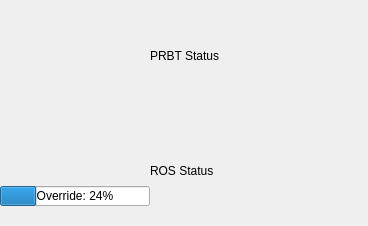
The window that pilz_status_indicator_rqt/resource/PilzStatusIndicatorRqt.ui (PilzDE/pilz_robots) describes before a commit, drawn with Qt 5.
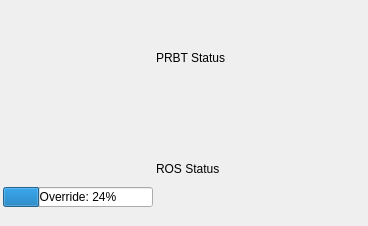
The same window after the commit.

Commit message: consistent spacing

The edit to the form file:
```diff
--- a/pilz_status_indicator_rqt/resource/PilzStatusIndicatorRqt.ui
+++ b/pilz_status_indicator_rqt/resource/PilzStatusIndicatorRqt.ui
@@ -36,7 +36,7 @@
   </property>
   <layout class="QHBoxLayout" name="horizontalLayout">
    <property name="spacing">
-    <number>0</number>
+    <number>3</number>
    </property>
    <property name="leftMargin">
     <number>0</number>
@@ -53,8 +53,20 @@
    <item>
     <layout class="QVBoxLayout" name="verticalLayout">
      <property name="spacing">
+      <number>2</number>
+     </property>
+     <property name="leftMargin">
+      <number>3</number>
+     </property>
+     <property name="topMargin">
+      <number>3</number>
+     </property>
+     <property name="rightMargin">
       <number>0</number>
      </property>
+     <property name="bottomMargin">
+      <number>3</number>
+     </property>
      <item>
       <widget class="QLabel" name="labelOM">
        <property name="sizePolicy">
@@ -110,7 +122,16 @@
    <item>
     <layout class="QVBoxLayout" name="verticalLayout_2" stretch="1,1">
      <property name="spacing">
-      <number>5</number>
+      <number>3</number>
+     </property>
+     <property name="topMargin">
+      <number>3</number>
+     </property>
+     <property name="rightMargin">
+      <number>3</number>
+     </property>
+     <property name="bottomMargin">
+      <number>3</number>
      </property>
      <item>
       <widget class="QLabel" name="labelPRBT">
```
Left out of the diff: 2 changed lines with no effect on the pictures.
